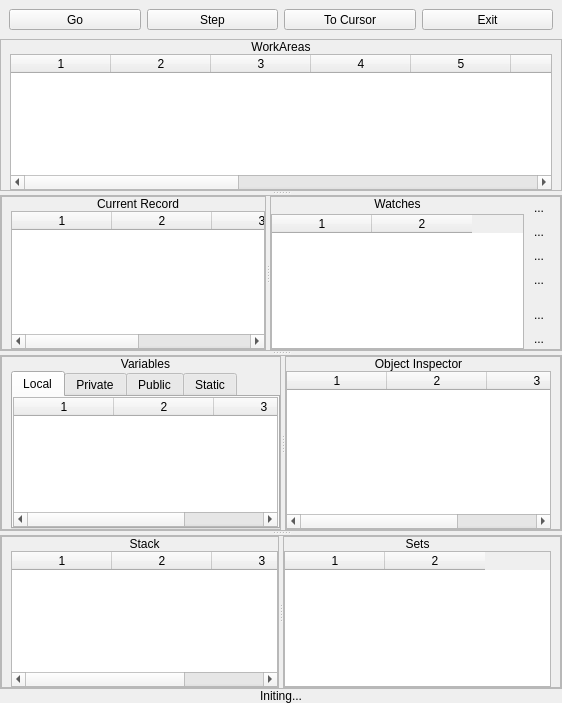
The window that hbide/debugger.ui (FiveTechSoft/qtcontribs) describes before a commit, drawn with Qt 5.
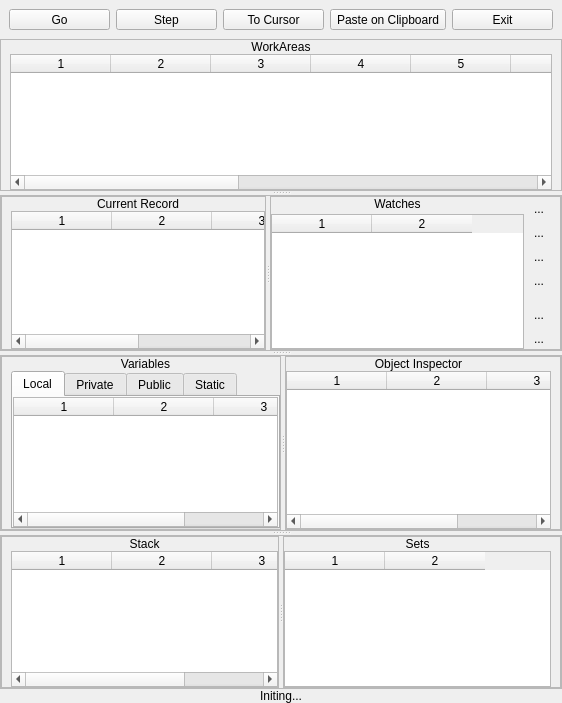
The same window after the commit. Icons and pictures are not drawn.

```diff
--- a/hbide/debugger.ui
+++ b/hbide/debugger.ui
@@ -86,6 +86,19 @@
         </property>
        </widget>
       </item>
+      <item>
+       <widget class="QToolButton" name="btnClipboard">
+        <property name="sizePolicy">
+         <sizepolicy hsizetype="Preferred" vsizetype="Fixed">
+          <horstretch>0</horstretch>
+          <verstretch>0</verstretch>
+         </sizepolicy>
+        </property>
+        <property name="text">
+         <string>Paste on Clipboard</string>
+        </property>
+       </widget>
+      </item>
       <item>
        <widget class="QToolButton" name="btnExit">
         <property name="sizePolicy">
@@ -289,6 +302,19 @@
            </item>
            <item>
             <layout class="QVBoxLayout" name="verticalLayout_8">
+             <item>
+              <spacer name="verticalSpacer_2">
+               <property name="orientation">
+                <enum>Qt::Vertical</enum>
+               </property>
+               <property name="sizeHint" stdset="0">
+                <size>
+                 <width>20</width>
+                 <height>40</height>
+                </size>
+               </property>
+              </spacer>
+             </item>
              <item>
               <widget class="QToolButton" name="btnPasteWatch">
                <property name="focusPolicy">
@@ -371,10 +397,13 @@
                <property name="orientation">
                 <enum>Qt::Vertical</enum>
                </property>
+               <property name="sizeType">
+                <enum>QSizePolicy::Fixed</enum>
+               </property>
                <property name="sizeHint" stdset="0">
                 <size>
                  <width>20</width>
-                 <height>40</height>
+                 <height>10</height>
                 </size>
                </property>
               </spacer>
```
